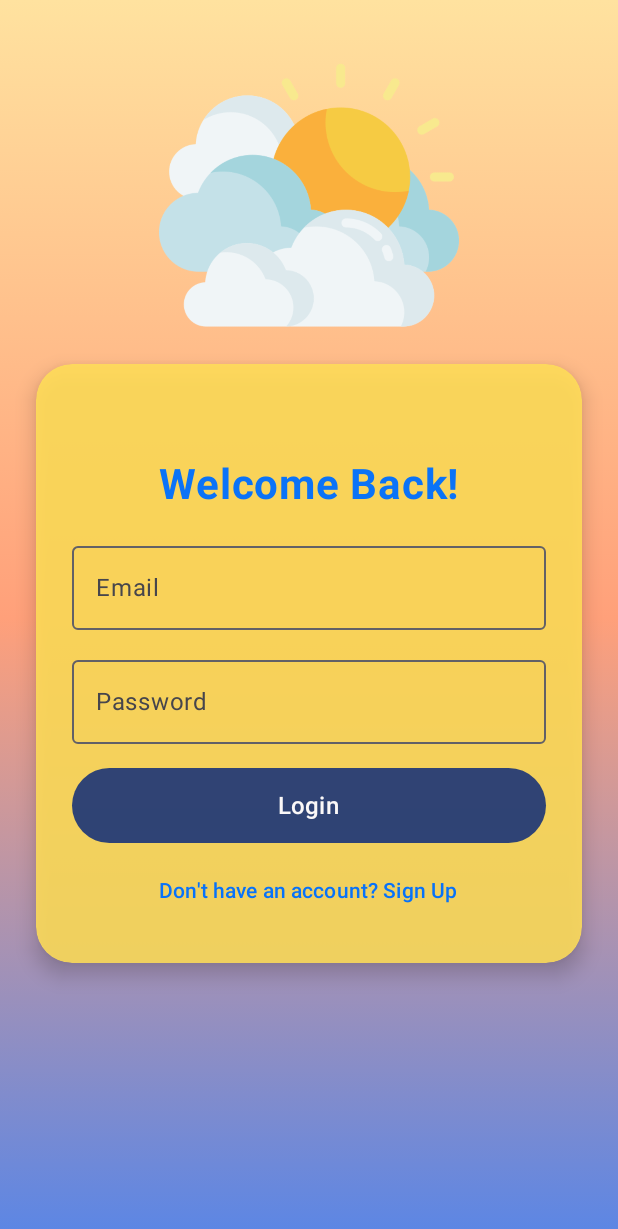
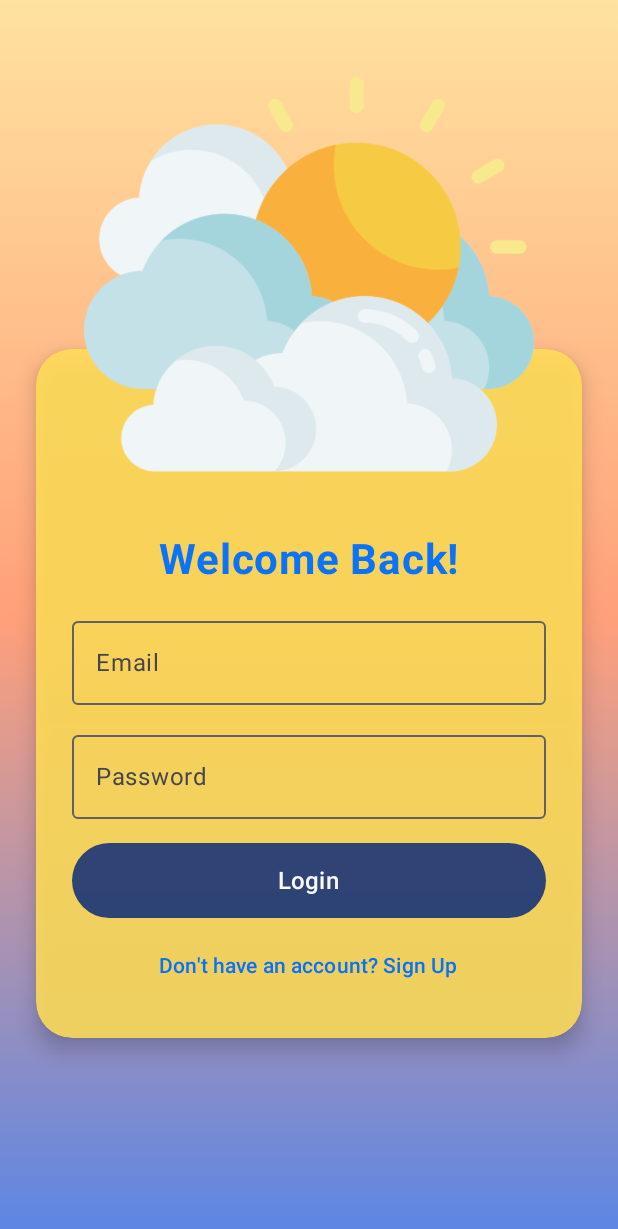
Before and after one commit to ItsDeadlyProgrammer/WeatherApp, an Android app built with Jetpack Compose: the screen it shows after launch (MainActivity), on a phone screen of 412 x 824 dp. Shown: the top 1229 px of the screen. Run offline under Robolectric (Android 15) with nearby library versions, the light colour scheme and no system bars; our stand-ins replace Firebase (no records; nobody signed in at launch, a user with empty details on screens opened directly).

Commit message:
Initial Commit

```diff
--- a/app/src/main/java/com/example/weatherapp/AuthScreen.kt
+++ b/app/src/main/java/com/example/weatherapp/AuthScreen.kt
@@ -2,30 +2,11 @@ package com.example.weatherapp
 
 import androidx.compose.foundation.Image
 import androidx.compose.foundation.background
-import androidx.compose.foundation.layout.Box
-import androidx.compose.foundation.layout.Column
-import androidx.compose.foundation.layout.Spacer
-import androidx.compose.foundation.layout.fillMaxSize
-import androidx.compose.foundation.layout.fillMaxWidth
-import androidx.compose.foundation.layout.height
-import androidx.compose.foundation.layout.offset
-import androidx.compose.foundation.layout.padding
-import androidx.compose.foundation.layout.size
+import androidx.compose.foundation.layout.*
 import androidx.compose.foundation.shape.RoundedCornerShape
 import androidx.compose.foundation.text.KeyboardOptions
-import androidx.compose.material3.Button
-import androidx.compose.material3.Card
-import androidx.compose.material3.CardDefaults
-import androidx.compose.material3.CircularProgressIndicator
-import androidx.compose.material3.MaterialTheme
-import androidx.compose.material3.OutlinedTextField
-import androidx.compose.material3.Text
-import androidx.compose.material3.TextButton
-import androidx.compose.runtime.Composable
-import androidx.compose.runtime.getValue
-import androidx.compose.runtime.mutableStateOf
-import androidx.compose.runtime.remember
-import androidx.compose.runtime.setValue
+import androidx.compose.material3.*
+import androidx.compose.runtime.*
 import androidx.compose.ui.Alignment
 import androidx.compose.ui.Modifier
 import androidx.compose.ui.graphics.Brush
@@ -39,6 +20,7 @@ import androidx.compose.ui.text.input.PasswordVisualTransformation
 import androidx.compose.ui.text.style.TextAlign
 import androidx.compose.ui.unit.dp
 import androidx.compose.ui.unit.sp
+import androidx.compose.ui.zIndex
 
 @Composable
 fun AuthScreen(authViewModel: AuthViewModel, onSuccess: () -> Unit) {
@@ -47,6 +29,9 @@ fun AuthScreen(authViewModel: AuthViewModel, onSuccess: () -> Unit) {
     var isLogin by remember { mutableStateOf(true) }
     var error by remember { mutableStateOf<String?>(null) }
     var isLoading by remember { mutableStateOf(false) }
+
+    val imageSize = 300.dp
+    val imageOverlap = imageSize / 3
 
     Box(
         modifier = Modifier
@@ -59,24 +44,20 @@ fun AuthScreen(authViewModel: AuthViewModel, onSuccess: () -> Unit) {
                         Color(0xFF5B86E5)
                     )
                 )
-            ),
-        contentAlignment = Alignment.Center
+            )
     ) {
-        Image(
-            painter = painterResource(id = R.drawable.splash),
-            contentDescription = "Sunrise",
+        Box(
             modifier = Modifier
-                .size(200.dp)
-                .align(Alignment.TopCenter)
-                .offset(y = (30).dp)
-        )
+                .fillMaxWidth()
+                .align(Alignment.Center)
+        ) {
             Card(
                 shape = RoundedCornerShape(24.dp),
                 colors = CardDefaults.cardColors(containerColor = Color(0xEAFFDF59)),
                 modifier = Modifier
-                .padding(top = 60.dp)
+                    .padding(horizontal = 24.dp)
+                    .padding(top = imageOverlap)
                     .fillMaxWidth()
-                .padding(horizontal = 24.dp)
                     .graphicsLayer {
                         alpha = 0.95f
                         shadowElevation = 12f
@@ -90,12 +71,14 @@ fun AuthScreen(authViewModel: AuthViewModel, onSuccess: () -> Unit) {
                         .fillMaxWidth(),
                     horizontalAlignment = Alignment.CenterHorizontally
                 ) {
+                    Spacer(modifier = Modifier.height(imageOverlap)) // Prevent content under image
+
                     Text(
                         text = if (isLogin) "Welcome Back!" else "Create Account",
                         fontSize = 28.sp,
                         fontWeight = FontWeight.Bold,
                         color = Color(0xFF0072FF),
-                    modifier = Modifier.padding(top = 40.dp, bottom = 16.dp)
+                        modifier = Modifier.padding(bottom = 16.dp)
                     )
 
                     OutlinedTextField(
@@ -103,7 +86,10 @@ fun AuthScreen(authViewModel: AuthViewModel, onSuccess: () -> Unit) {
                         onValueChange = { email = it },
                         label = { Text("Email") },
                         singleLine = true,
-                    keyboardOptions = KeyboardOptions.Default.copy(keyboardType = KeyboardType.Email, imeAction = ImeAction.Done),
+                        keyboardOptions = KeyboardOptions.Default.copy(
+                            keyboardType = KeyboardType.Email,
+                            imeAction = ImeAction.Done
+                        ),
                         modifier = Modifier.fillMaxWidth()
                     )
 
@@ -114,7 +100,10 @@ fun AuthScreen(authViewModel: AuthViewModel, onSuccess: () -> Unit) {
                         onValueChange = { password = it },
                         label = { Text("Password") },
                         singleLine = true,
-                    keyboardOptions = KeyboardOptions.Default.copy(keyboardType = KeyboardType.Password, imeAction = ImeAction.Done),
+                        keyboardOptions = KeyboardOptions.Default.copy(
+                            keyboardType = KeyboardType.Password,
+                            imeAction = ImeAction.Done
+                        ),
                         visualTransformation = PasswordVisualTransformation(),
                         modifier = Modifier.fillMaxWidth()
                     )
@@ -180,5 +169,16 @@ fun AuthScreen(authViewModel: AuthViewModel, onSuccess: () -> Unit) {
                     }
                 }
             }
+
+            Image(
+                painter = painterResource(id = R.drawable.splash),
+                contentDescription = "Sunrise",
+                modifier = Modifier
+                    .size(imageSize)
+                    .align(Alignment.TopCenter)
+                    .offset(y = -imageOverlap)
+                    .zIndex(0f)
+            )
         }
     }
+}
```
Lines whose indentation alone changed are shown as unchanged.
